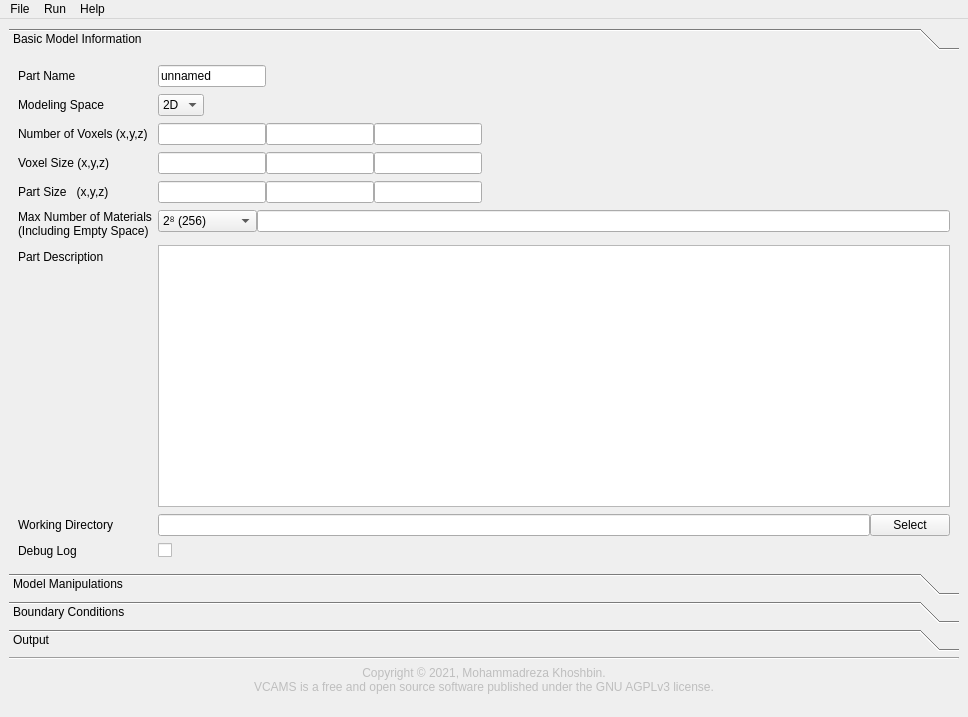
Above: gui/main_window.ui from mkhoshbin1/vcams before the change. Below: the same form after it.
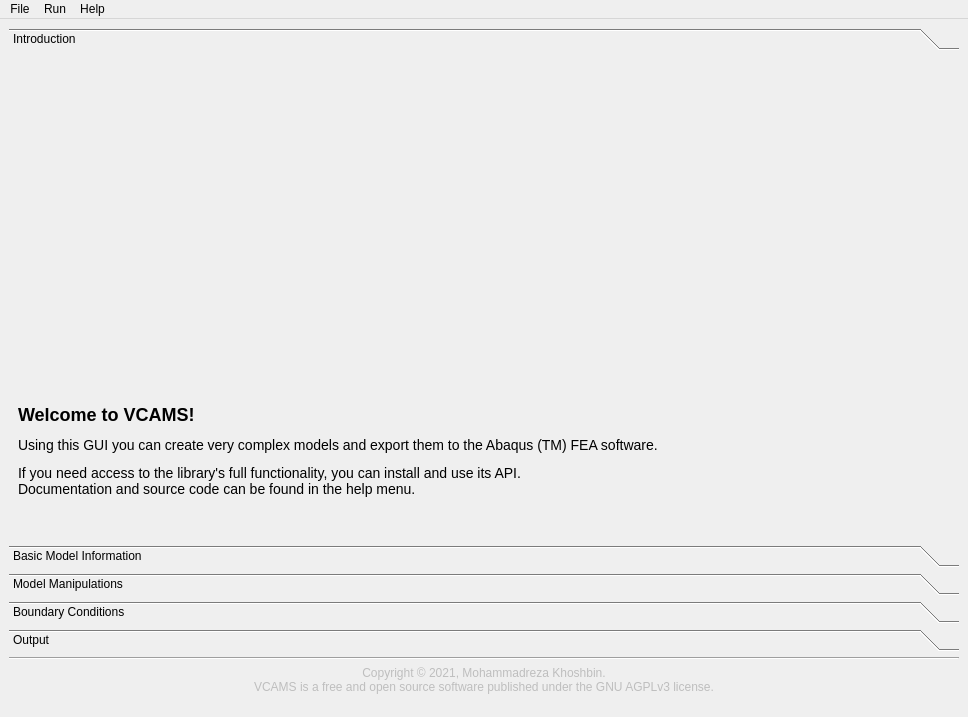
That is the form after the change. Icons and pictures are not drawn. Custom widgets are drawn as their Qt base class.

Commit message: - added some artwork to repo. - added introduction tab to GUI and added the related resource to it. - updated splash.png and added icon.ico.

```diff
--- a/gui/main_window.ui
+++ b/gui/main_window.ui
@@ -35,13 +35,73 @@
       <property name="currentIndex">
        <number>0</number>
       </property>
+      <widget class="QWidget" name="intro_page">
+       <attribute name="label">
+        <string>Introduction</string>
+       </attribute>
+       <layout class="QVBoxLayout" name="verticalLayout_6">
+        <item>
+         <widget class="QLabel" name="logo_label">
+          <property name="enabled">
+           <bool>true</bool>
+          </property>
+          <property name="sizePolicy">
+           <sizepolicy hsizetype="Preferred" vsizetype="Preferred">
+            <horstretch>0</horstretch>
+            <verstretch>0</verstretch>
+           </sizepolicy>
+          </property>
+          <property name="minimumSize">
+           <size>
+            <width>750</width>
+            <height>300</height>
+           </size>
+          </property>
+          <property name="maximumSize">
+           <size>
+            <width>1500</width>
+            <height>600</height>
+           </size>
+          </property>
+          <property name="text">
+           <string/>
+          </property>
+          <property name="pixmap">
+           <pixmap resource="resources/main_gui_resources.qrc">:/transparent_logo.png</pixmap>
+          </property>
+          <property name="scaledContents">
+           <bool>true</bool>
+          </property>
+          <property name="alignment">
+           <set>Qt::AlignHCenter|Qt::AlignTop</set>
+          </property>
+          <property name="textInteractionFlags">
+           <set>Qt::NoTextInteraction</set>
+          </property>
+         </widget>
+        </item>
+        <item>
+         <widget class="QLabel" name="welcome_label">
+          <property name="text">
+           <string>&lt;h2&gt;Welcome to VCAMS!&lt;/h2&gt;
+&lt;font size=&quot;+1&quot;&gt;&lt;p align=&quot;justify&quot;&gt;Using this GUI you can create very complex models and export them to the Abaqus (TM) FEA software.&lt;/p&gt;
+&lt;p align=&quot;justify&quot;&gt;If you need access to the library's full functionality, you can install and use its API.&lt;br&gt;
+Documentation and source code can be found in the help menu.&lt;/p&gt;&lt;/font&gt;</string>
+          </property>
+          <property name="textInteractionFlags">
+           <set>Qt::NoTextInteraction</set>
+          </property>
+         </widget>
+        </item>
+       </layout>
+      </widget>
       <widget class="QWidget" name="basic_page">
        <property name="geometry">
         <rect>
          <x>0</x>
          <y>0</y>
          <width>946</width>
-         <height>480</height>
+         <height>449</height>
         </rect>
        </property>
        <attribute name="label">
```
Left out of the diff: 10 changed lines with no effect on the pictures. The commit also changes 17 other files.
